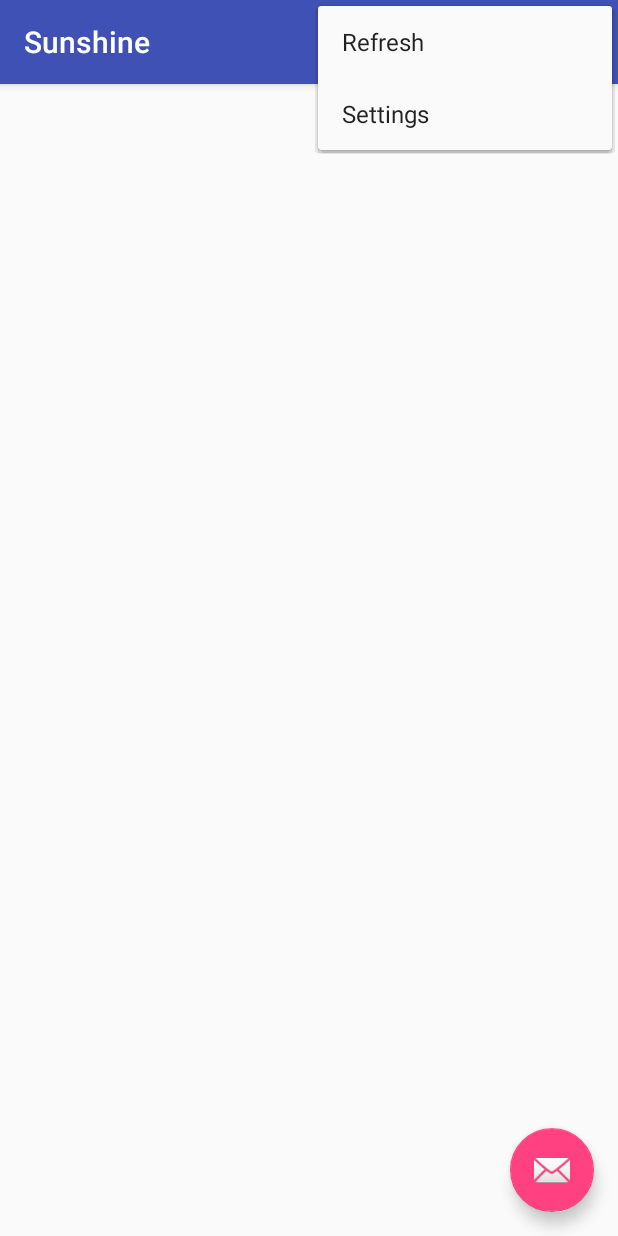
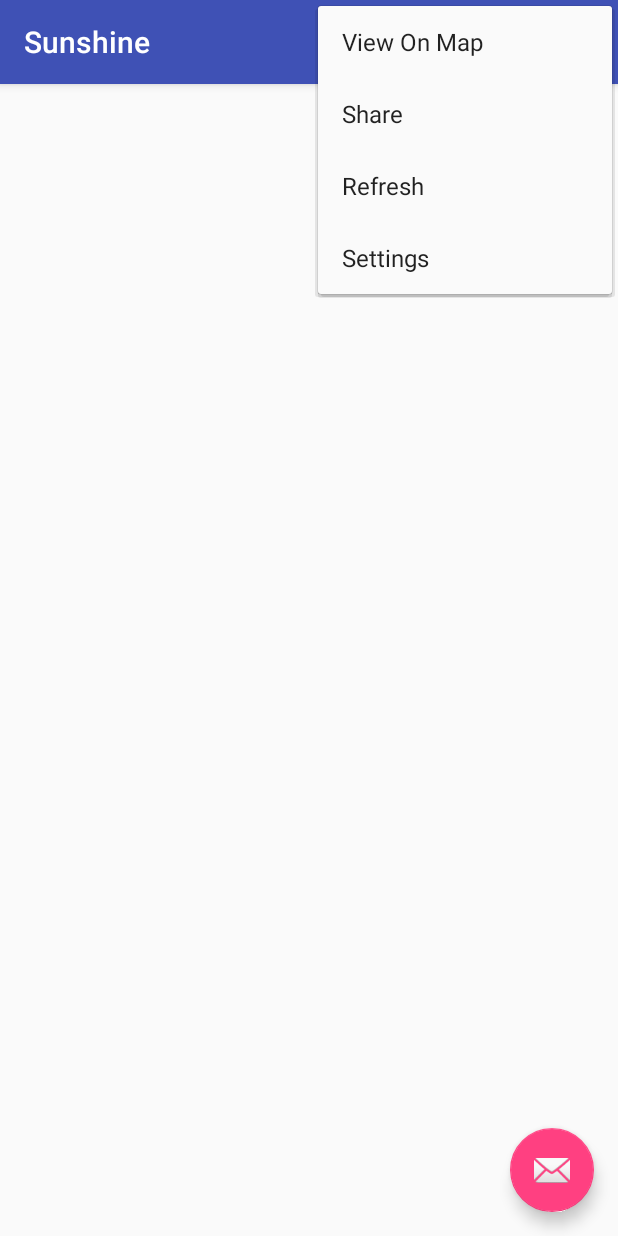
Before and after one commit to CSProjects123/AndroidProjects, an Android app: the screen it shows after launch (MainActivity), with the options menu open, on a phone screen of 412 x 824 dp. Run offline under Robolectric (Android 15) with nearby library versions, the phone set to English and light mode, and no system bars.

Commit message:
end of lesson 1

```diff
--- a/Sunshine/app/src/main/res/menu/detail.xml
+++ b/Sunshine/app/src/main/res/menu/detail.xml
@@ -7,4 +7,5 @@
         android:orderInCategory="100"
         android:title="@string/action_settings"
         app:showAsAction="never" />
+
 </menu>
--- a/Sunshine/app/src/main/res/menu/main.xml
+++ b/Sunshine/app/src/main/res/menu/main.xml
@@ -7,4 +7,16 @@
         android:orderInCategory="100"
         android:title="@string/action_settings"
         app:showAsAction="never" />
+    <item
+        android:id="@+id/preferred_location"
+        android:title="@string/view_on_map"
+        app:showAsAction="never" />
+    <item
+        android:id="@+id/menu_item_share"
+        xmlns:app="http://schemas.android.com/apk/res-auto"
+        android:title="Share"
+        android:showAsAction="ifRoom"
+        android:actionProviderClass=
+            "android.widget.ShareActionProvider"/>
+
 </menu>
--- a/Sunshine/app/src/main/res/values/strings.xml
+++ b/Sunshine/app/src/main/res/values/strings.xml
@@ -13,5 +13,8 @@
     <string name="pref_units_label_imperial">Imperial</string>
     <string name="pref_units_key" translatable="false">units</string>
     <string name="pref_units_metric" translatable="false">metric</string>
+    <string name="view_on_map">View On Map</string>
     <string name="pref_units_imperial" translatable="false">imperial</string>
+    <string name="action_share">Share</string>
+
 </resources>
```
Also changed, not shown: Sunshine/app/src/main/java/app/com/example/android/sunshine/DetailActivity.java (+36 -7 lines), Sunshine/app/src/main/java/app/com/example/android/sunshine/MainActivity.java (+24 -0 lines), Sunshine/app/src/main/res/menu/detailfragment.xml (added, +12 -0 lines), 2 other files.
